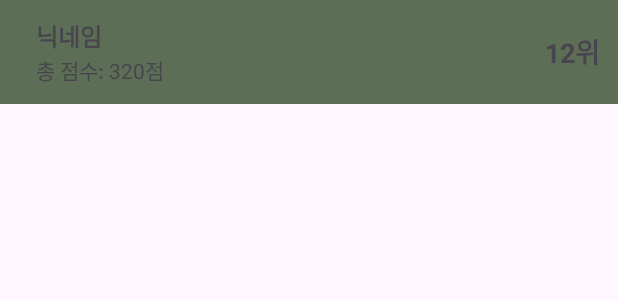
After one commit to gmg010217/FrontendProject, an Android app: the layout item_ranking.xml on its own in the app's theme, with its tools: preview values and no code run, on a phone screen of 412 x 824 dp. The commit adds this screen. Shown: the top 300 px of the screen. Run offline under Robolectric (Android 15) with nearby library versions, the phone set to English and light mode, and no system bars.

Commit message:
랭킹게시판 기능 구현

```diff
--- a/app/src/main/java/com/example/frontendproject/QuizStartActivity.kt
+++ b/app/src/main/java/com/example/frontendproject/QuizStartActivity.kt
@@ -37,7 +37,10 @@ class QuizStartActivity : AppCompatActivity() {
                         intent.putExtra("score", 0)
                         startActivity(intent)
                     } else {
-                        Toast.makeText(this@QuizStartActivity, "퀴즈를 불러오는 중 오류 발생", Toast.LENGTH_SHORT).show()
+                        Toast.makeText(this@QuizStartActivity, "오늘 이미 퀴즈를 푸셨습니다", Toast.LENGTH_SHORT).show()
+                        val intent = Intent(this@QuizStartActivity, MainActivity::class.java)
+                        intent.addFlags(Intent.FLAG_ACTIVITY_CLEAR_TOP or Intent.FLAG_ACTIVITY_SINGLE_TOP)
+                        startActivity(intent)
                     }
                 }
 
--- a/app/src/main/java/com/example/frontendproject/network/ApiService.kt
+++ b/app/src/main/java/com/example/frontendproject/network/ApiService.kt
@@ -12,6 +12,7 @@ import com.example.frontendproject.model.MemberUpdate
 import com.example.frontendproject.model.Quiz
 import com.example.frontendproject.model.QuizDto
 import com.example.frontendproject.model.Quote
+import com.example.frontendproject.model.RankingItem
 import com.example.frontendproject.model.SignUpRequest
 import com.example.frontendproject.model.counselboard.CounselBoardAddRequest
 import com.example.frontendproject.model.counselboard.CounselBoardCommentAddRequest
@@ -151,4 +152,7 @@ interface ApiService {
 
     @POST("quiz/save/{id}")
     fun saveQuiz(@Path("id") memberId: Long, @Body quiz: Quiz): Call<String>
+
+    @GET("rank/{id}")
+    fun getRank(@Path("id") memberId: Long): Call<List<RankingItem>>
 }
--- a/app/src/main/java/com/example/frontendproject/network/RetrofitClient.kt
+++ b/app/src/main/java/com/example/frontendproject/network/RetrofitClient.kt
@@ -6,7 +6,7 @@ import retrofit2.converter.gson.GsonConverterFactory
 import retrofit2.converter.scalars.ScalarsConverterFactory
 
 object RetrofitClient {
-    private const val BASE_URL = "http://192.168.45.244:8080/healthmind/"
+    private const val BASE_URL = "http://192.168.45.236:8080/healthmind/"
 
     private val client = OkHttpClient.Builder()
         .cookieJar(AppCookieJar)
--- /dev/null
+++ b/app/src/main/res/layout/item_ranking.xml
@@ -0,0 +1,41 @@
+<?xml version="1.0" encoding="utf-8"?>
+<LinearLayout xmlns:android="http://schemas.android.com/apk/res/android"
+    android:orientation="horizontal"
+    android:padding="12dp"
+    android:layout_width="match_parent"
+    android:layout_height="wrap_content"
+    android:background="#5c6e56"
+    android:gravity="center_vertical"
+    android:layout_marginBottom="8dp">
+
+    <LinearLayout
+        android:orientation="vertical"
+        android:layout_marginStart="12dp"
+        android:layout_width="0dp"
+        android:layout_weight="1"
+        android:layout_height="wrap_content">
+
+        <TextView
+            android:id="@+id/rankItemNickName"
+            android:text="닉네임"
+            android:textSize="16sp"
+            android:textStyle="bold"
+            android:layout_width="wrap_content"
+            android:layout_height="wrap_content"/>
+
+        <TextView
+            android:id="@+id/rankItemScore"
+            android:text="총 점수: 320점"
+            android:textSize="14sp"
+            android:layout_width="wrap_content"
+            android:layout_height="wrap_content"/>
+    </LinearLayout>
+
+    <TextView
+        android:id="@+id/itemRanking"
+        android:text="12위"
+        android:textSize="18sp"
+        android:textStyle="bold"
+        android:layout_width="wrap_content"
+        android:layout_height="wrap_content"/>
+</LinearLayout>
--- a/app/src/main/res/xml/network_security_config.xml
+++ b/app/src/main/res/xml/network_security_config.xml
@@ -4,6 +4,6 @@
         <domain includeSubdomains="true">10.0.2.2</domain>
     </domain-config>
     <domain-config cleartextTrafficPermitted="true">
-        <domain includeSubdomains="true">192.168.45.244</domain>
+        <domain includeSubdomains="true">192.168.45.236</domain>
     </domain-config>
 </network-security-config>
```
Also changed, not shown: app/src/main/java/com/example/frontendproject/RankingBoardActivity.kt (+44 -0 lines), app/src/main/java/com/example/frontendproject/adapter/RankingAdapter.kt (added, +28 -0 lines), app/src/main/java/com/example/frontendproject/model/RankingItem.kt (added, +7 -0 lines), app/src/main/res/layout/activity_rank.xml (added, +61 -0 lines).
